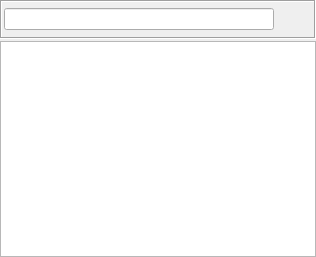
Qt form retroshare-gui/src/gui/common/GroupTreeWidget.ui (RetroShare/RetroShare) before a commit.
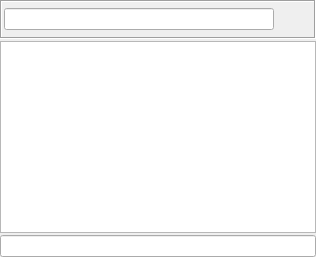
The same form after that commit. Icons and pictures are not drawn. Custom widgets are drawn as their Qt base class.

Commit message: started GUI part for distant network search of groups

```diff
--- a/retroshare-gui/src/gui/common/GroupTreeWidget.ui
+++ b/retroshare-gui/src/gui/common/GroupTreeWidget.ui
@@ -124,6 +124,9 @@
      </column>
     </widget>
    </item>
+   <item>
+    <widget class="QLineEdit" name="distantSearchLineEdit"/>
+   </item>
   </layout>
  </widget>
  <customwidgets>
```
The commit also changes 6 other files.
